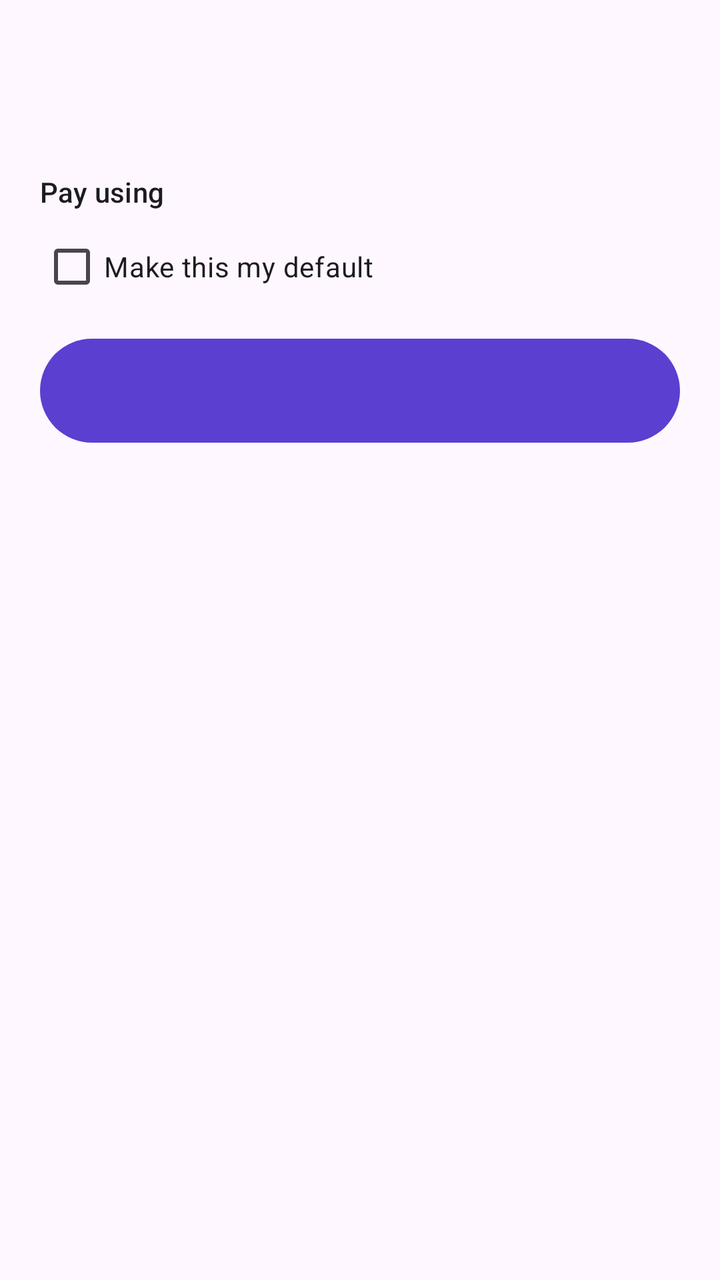
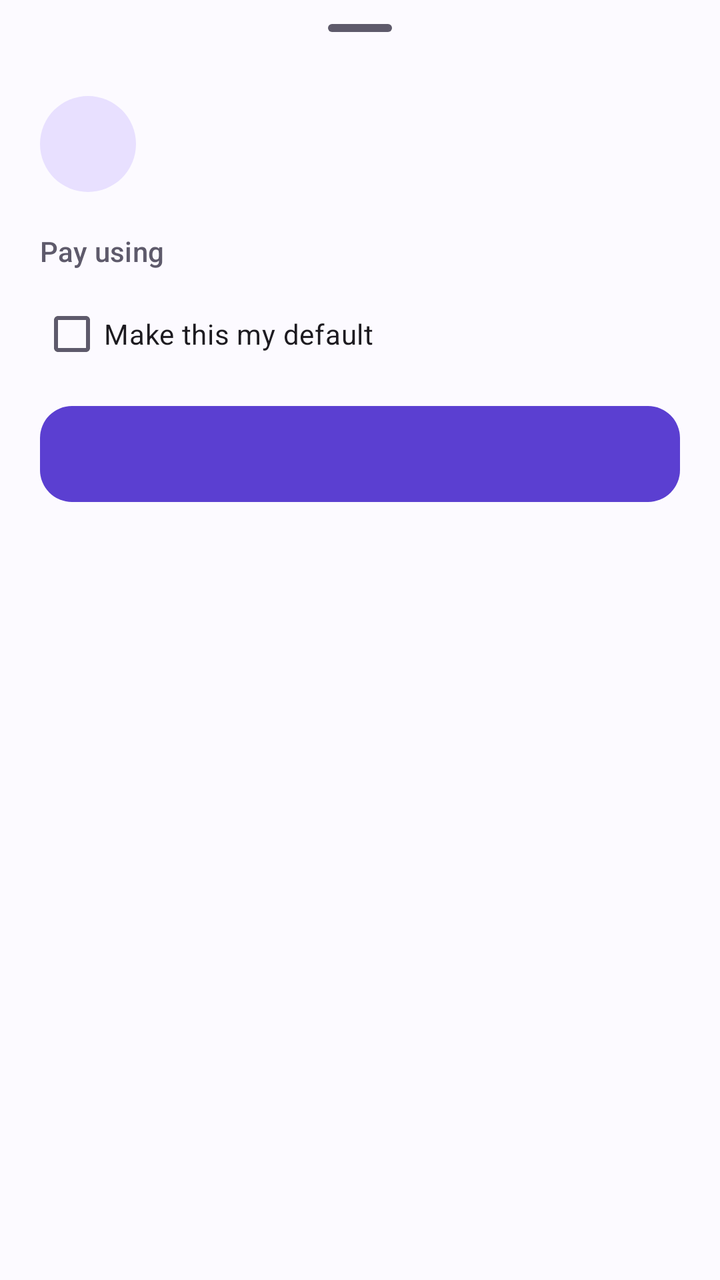

The first picture is an Android layout as it rendered before a commit; the second is the same layout after the commit. The layout source and the unified diff follow.
<!-- AndroidManifest.xml: application theme Theme.UpiHub -->
<!-- res/layout/sheet_chooser.xml -->
<?xml version="1.0" encoding="utf-8"?>
<LinearLayout xmlns:android="http://schemas.android.com/apk/res/android"
    android:layout_width="match_parent"
    android:layout_height="wrap_content"
    android:orientation="vertical"
    android:padding="20dp">

    <TextView
        android:id="@+id/payeeText"
        android:layout_width="match_parent"
        android:layout_height="wrap_content"
        android:textAppearance="?attr/textAppearanceTitleLarge" />

    <TextView
        android:id="@+id/detailText"
        android:layout_width="match_parent"
        android:layout_height="wrap_content"
        android:layout_marginTop="2dp"
        android:textAppearance="?attr/textAppearanceBodyMedium" />

    <TextView
        android:layout_width="match_parent"
        android:layout_height="wrap_content"
        android:layout_marginTop="16dp"
        android:text="@string/choose_app"
        android:textAppearance="?attr/textAppearanceLabelLarge" />

    <androidx.recyclerview.widget.RecyclerView
        android:id="@+id/appList"
        android:layout_width="match_parent"
        android:layout_height="wrap_content"
        android:layout_marginTop="4dp" />

    <com.google.android.material.checkbox.MaterialCheckBox
        android:id="@+id/rememberCheck"
        android:layout_width="wrap_content"
        android:layout_height="wrap_content"
        android:text="@string/remember_default" />

    <com.google.android.material.button.MaterialButton
        android:id="@+id/payButton"
        android:layout_width="match_parent"
        android:layout_height="60dp"
        android:layout_marginTop="8dp" />
</LinearLayout>
<!-- resources referenced by this layout -->
<resources>
  <string name="choose_app">Pay using</string>
  <string name="remember_default">Make this my default</string>
  <style name="Theme.UpiHub" parent="Theme.Material3.DayNight">
          <item name="colorPrimary">#5B3FD1</item>
          <item name="colorOnPrimary">#FFFFFF</item>
          <item name="colorSecondary">#00A884</item>
      </style>
</resources>

<!-- the commit's change to res/layout/sheet_chooser.xml (unified diff, before → after) -->
@@ -3,43 +3,91 @@
     android:layout_width="match_parent"
     android:layout_height="wrap_content"
     android:orientation="vertical"
-    android:padding="20dp">
+    android:paddingHorizontal="20dp"
+    android:paddingBottom="20dp">
 
-    <TextView
-        android:id="@+id/payeeText"
+    <com.google.android.material.bottomsheet.BottomSheetDragHandleView
+        android:layout_width="match_parent"
+        android:layout_height="wrap_content" />
+
+    <LinearLayout
         android:layout_width="match_parent"
         android:layout_height="wrap_content"
-        android:textAppearance="?attr/textAppearanceTitleLarge" />
+        android:gravity="center_vertical"
+        android:orientation="horizontal">
 
-    <TextView
-        android:id="@+id/detailText"
-        android:layout_width="match_parent"
-        android:layout_height="wrap_content"
-        android:layout_marginTop="2dp"
-        android:textAppearance="?attr/textAppearanceBodyMedium" />
+        <TextView
+            android:id="@+id/avatar"
+            android:layout_width="48dp"
+            android:layout_height="48dp"
+            android:background="@drawable/bg_avatar"
+            android:gravity="center"
+            android:textAppearance="?attr/textAppearanceTitleLarge"
+            android:textColor="?attr/colorOnPrimaryContainer" />
+
+        <LinearLayout
+            android:layout_width="0dp"
+            android:layout_height="wrap_content"
+            android:layout_marginStart="14dp"
+            android:layout_weight="1"
+            android:orientation="vertical">
+
+            <TextView
+                android:id="@+id/payeeText"
+                android:layout_width="wrap_content"
+                android:layout_height="wrap_content"
+                android:ellipsize="end"
+                android:maxLines="1"
+                android:textAppearance="?attr/textAppearanceTitleMedium"
+                android:textStyle="bold" />
+
+            <TextView
+                android:id="@+id/detailText"
+                android:layout_width="wrap_content"
+                android:layout_height="wrap_content"
+                android:ellipsize="end"
+                android:maxLines="1"
+                android:textAppearance="?attr/textAppearanceBodySmall"
+                android:textColor="?attr/colorOnSurfaceVariant" />
+        </LinearLayout>
+
+        <TextView
+            android:id="@+id/amountText"
+            android:layout_width="wrap_content"
+            android:layout_height="wrap_content"
+            android:layout_marginStart="8dp"
+            android:textAppearance="?attr/textAppearanceHeadlineSmall"
+            android:textStyle="bold" />
+    </LinearLayout>
 
     <TextView
         android:layout_width="match_parent"
         android:layout_height="wrap_content"
-        android:layout_marginTop="16dp"
+        android:layout_marginTop="20dp"
+        android:layout_marginBottom="4dp"
         android:text="@string/choose_app"
-        android:textAppearance="?attr/textAppearanceLabelLarge" />
+        android:textAppearance="?attr/textAppearanceLabelLarge"
+        android:textColor="?attr/colorOnSurfaceVariant" />
 
     <androidx.recyclerview.widget.RecyclerView
         android:id="@+id/appList"
         android:layout_width="match_parent"
         android:layout_height="wrap_content"
-        android:layout_marginTop="4dp" />
+        android:overScrollMode="never" />
 
     <com.google.android.material.checkbox.MaterialCheckBox
         android:id="@+id/rememberCheck"
         android:layout_width="wrap_content"
         android:layout_height="wrap_content"
+        android:layout_marginTop="4dp"
         android:text="@string/remember_default" />
 
     <com.google.android.material.button.MaterialButton
         android:id="@+id/payButton"
         android:layout_width="match_parent"
-        android:layout_height="60dp"
-        android:layout_marginTop="8dp" />
+        android:layout_height="56dp"
+        android:layout_marginTop="8dp"
+        android:textAppearance="?attr/textAppearanceTitleSmall"
+        app:cornerRadius="16dp"
+        xmlns:app="http://schemas.android.com/apk/res-auto" />
 </LinearLayout>
<!-- resource entries referenced after the edit -->
@@ -1,11 +1,42 @@
 <!-- resources referenced by this layout -->
 <resources>
+  <!-- drawable bg_avatar (drawable) -->
+  <shape xmlns:android="http://schemas.android.com/apk/res/android" android:shape="oval">
+      <solid android:color="?attr/colorPrimaryContainer" />
+  </shape>
   <string name="choose_app">Pay using</string>
   <string name="remember_default">Make this my default</string>
-  <style name="Theme.UpiHub" parent="Theme.Material3.DayNight">
-          <item name="colorPrimary">#5B3FD1</item>
-          <item name="colorOnPrimary">#FFFFFF</item>
-          <item name="colorSecondary">#00A884</item>
+  <style name="Theme.UpiHub" parent="Theme.Material3.DayNight.NoActionBar">
+          <item name="colorPrimary">@color/brand_primary</item>
+          <item name="colorOnPrimary">@color/brand_on_primary</item>
+          <item name="colorPrimaryContainer">@color/brand_primary_container</item>
+          <item name="colorOnPrimaryContainer">@color/brand_on_primary_container</item>
+          <item name="colorSecondary">@color/brand_secondary</item>
+          <item name="colorSecondaryContainer">@color/brand_secondary_container</item>
+          <item name="colorOnSecondaryContainer">@color/brand_on_secondary_container</item>
+          <item name="colorSurface">@color/brand_surface</item>
+          <item name="colorSurfaceContainer">@color/brand_surface_container</item>
+          <item name="colorSurfaceContainerLow">@color/brand_surface_container</item>
+          <item name="colorSurfaceContainerHigh">@color/brand_surface_container</item>
+          <item name="colorOnSurface">@color/brand_on_surface</item>
+          <item name="colorOnSurfaceVariant">@color/brand_on_surface_variant</item>
+          <item name="colorOutline">@color/brand_outline</item>
+          <item name="colorOutlineVariant">@color/brand_outline</item>
+          <item name="android:colorBackground">@color/brand_surface</item>
+          <item name="colorError">@color/error</item>
       </style>
+  <color name="brand_primary">#5B3FD1</color>
+  <color name="brand_on_primary">#FFFFFF</color>
+  <color name="brand_primary_container">#E8E0FF</color>
+  <color name="brand_on_primary_container">#1D0B66</color>
+  <color name="brand_secondary">#00897B</color>
+  <color name="brand_secondary_container">#C8F3EC</color>
+  <color name="brand_on_secondary_container">#00201C</color>
+  <color name="brand_surface">#FCFAFF</color>
+  <color name="brand_surface_container">#F1EDFA</color>
+  <color name="brand_on_surface">#1B1A21</color>
+  <color name="brand_on_surface_variant">#5E5A6B</color>
+  <color name="brand_outline">#CAC4D8</color>
+  <color name="error">#BA1A1A</color>
 </resources>
 
